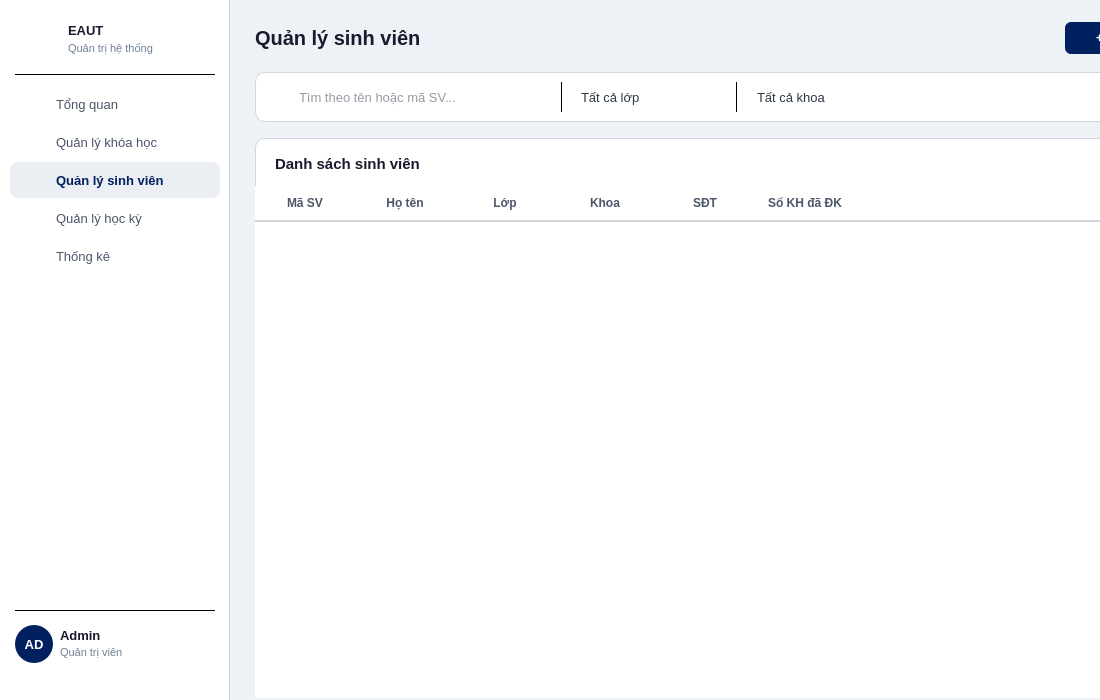
Qt form frontend/ui/admin_students.ui (abcxyzawe/BaiTapLonPy) before a commit.
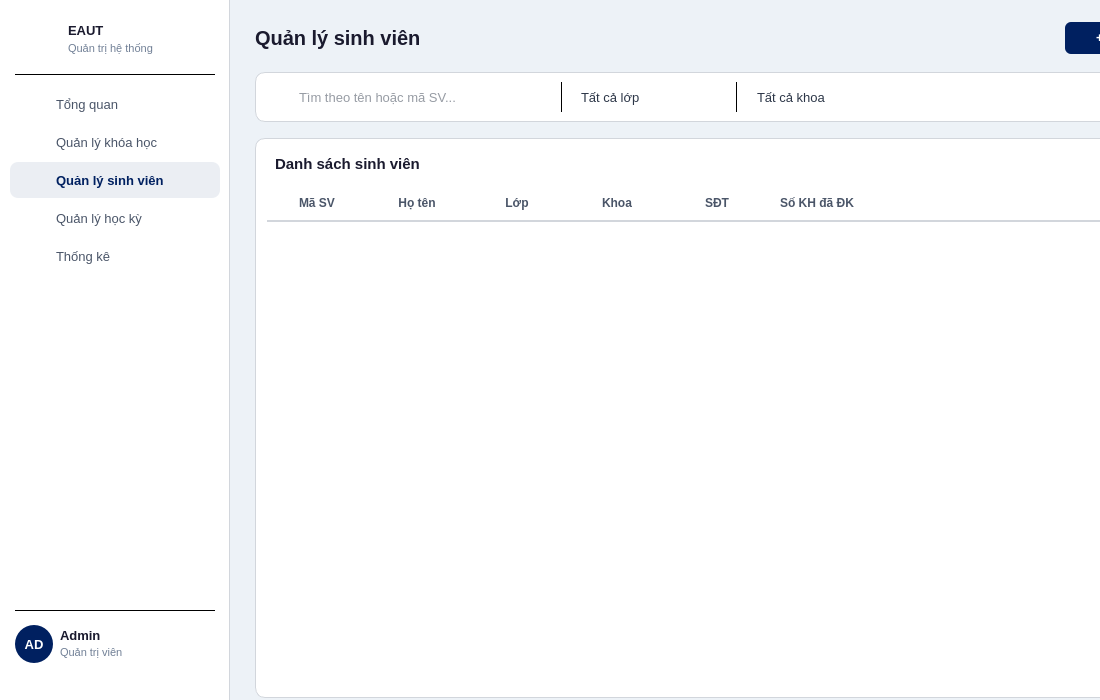
The same form after that commit.

Diff of the .ui file:
```diff
--- a/frontend/ui/admin_students.ui
+++ b/frontend/ui/admin_students.ui
@@ -227,7 +227,7 @@
     </widget>
 
     <widget class="QTableWidget" name="tblAdminStudents">
-     <property name="geometry"><rect><x>0</x><y>48</y><width>970</width><height>512</height></rect></property>
+     <property name="geometry"><rect><x>12</x><y>48</y><width>946</width><height>500</height></rect></property>
      <property name="styleSheet"><string notr="true">
 QTableWidget {
     border: none;
```
